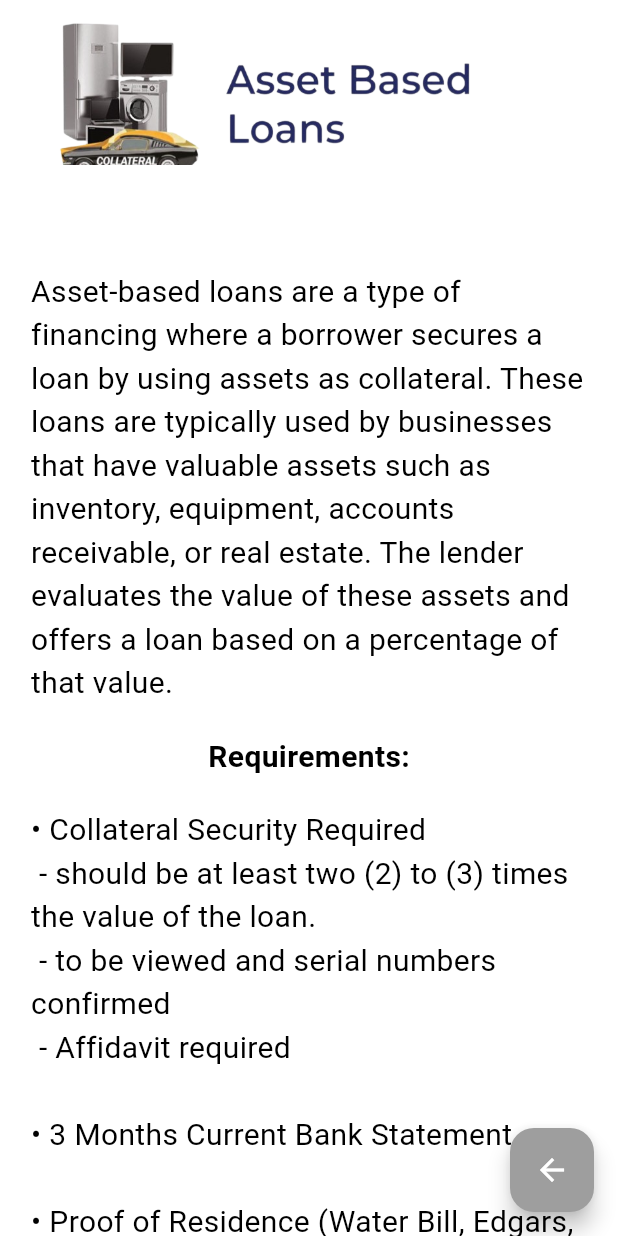
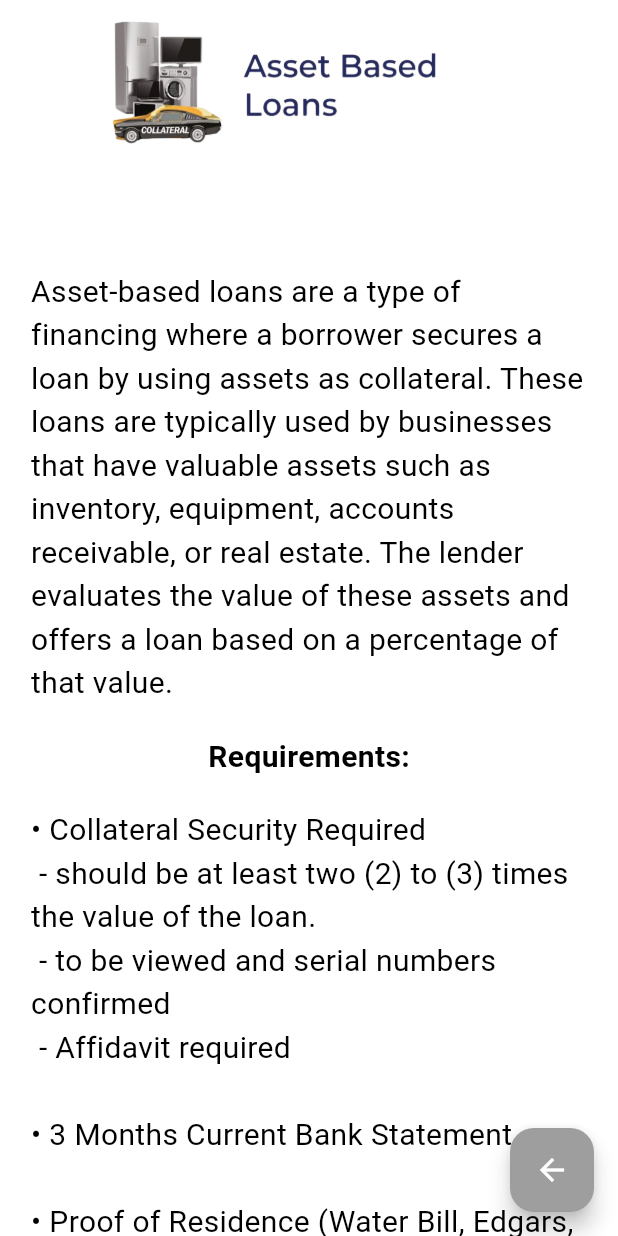
Before and after one commit to Tsakane-M/DarnsterFinance, a Flutter app: the AssetBasedLoansScreen screen opened directly, on a phone screen of 412 x 824 dp. Run offline on Flutter 3.47's test engine with Material 3 defaults, Android fonts, the phone set to English and light mode, and no system bars; our stand-ins replace auto_route, bloc, carousel_slider, dio, flutter_bloc, flutter_secure_storage and 4 more; missing offline and left inert: mailer; accounts and stored records are empty; generated files the repository leaves out were written again; Roboto replaces fonts that are missing (Arial Arabic).

Commit message:
contain images

```diff
--- a/lib/pages/asset_based_loans/asset_based_loans_screen.dart
+++ b/lib/pages/asset_based_loans/asset_based_loans_screen.dart
@@ -23,7 +23,7 @@ class AssetBasedLoansScreen extends StatelessWidget {
                 assetBasedLoansCleanImage,
                 height: 100,
                 width: 500,
-                fit: BoxFit.cover,
+                fit: BoxFit.contain,
                 alignment: Alignment.topCenter,
               ),
             ),
--- a/lib/pages/business_loans/business_loans_screen.dart
+++ b/lib/pages/business_loans/business_loans_screen.dart
@@ -31,7 +31,7 @@ class BusinessLoansScreen extends StatelessWidget {
                   businessLoansCleanImage,
                   height: 100,
                   width: 500,
-                  fit: BoxFit.cover,
+                  fit: BoxFit.contain,
                   alignment: Alignment.topCenter,
                 ),
               ),
--- a/lib/pages/personal_loans/personal_loans_screen.dart
+++ b/lib/pages/personal_loans/personal_loans_screen.dart
@@ -31,7 +31,7 @@ class PersonalLoansScreen extends StatelessWidget {
                   personalLoansCleanImage,
                   height: 100,
                   width: 500,
-                  fit: BoxFit.cover,
+                  fit: BoxFit.contain,
                   alignment: Alignment.topCenter,
                 ),
               ),
```
Also changed, not shown: 1 other file.
